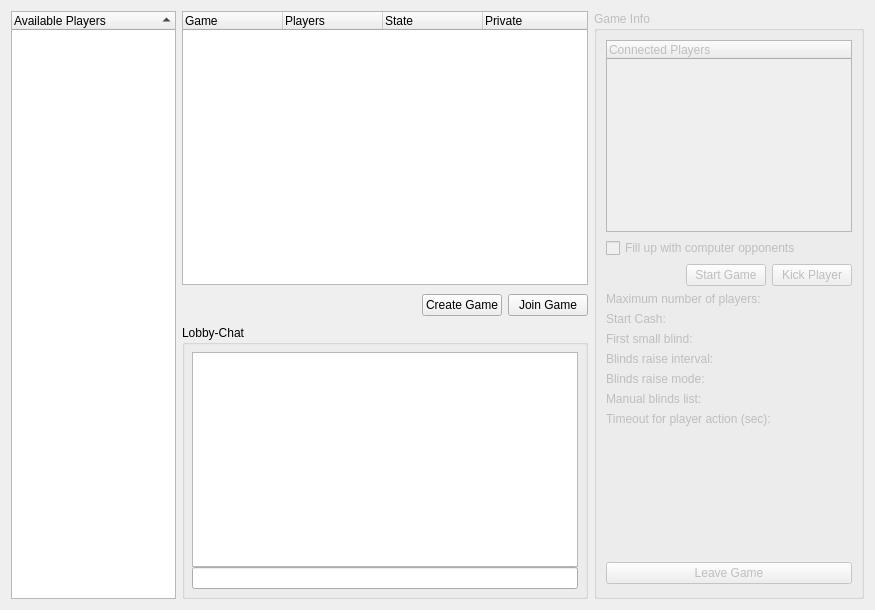
The window that src/gui/qt/gamelobbydialog.ui (pokerth/pokerth) describes before a commit, drawn with Qt 5.
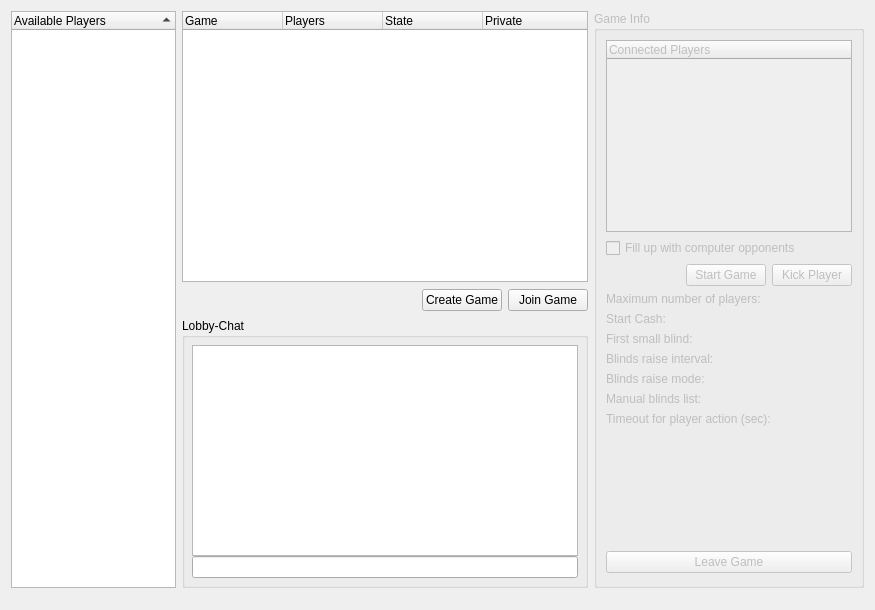
The same window after the commit.

Patch:
```diff
--- a/src/gui/qt/gamelobbydialog.ui
+++ b/src/gui/qt/gamelobbydialog.ui
@@ -13,6 +13,12 @@
    <string>Internet Game Lobby</string>
   </property>
   <layout class="QGridLayout" >
+   <property name="bottomMargin" >
+    <number>4</number>
+   </property>
+   <property name="verticalSpacing" >
+    <number>4</number>
+   </property>
    <item rowspan="3" row="0" column="0" >
     <widget class="QTreeWidget" name="treeWidget_NickList" >
      <property name="sizePolicy" >
@@ -459,6 +465,44 @@
      </layout>
     </widget>
    </item>
+   <item row="3" column="0" colspan="3" >
+    <layout class="QHBoxLayout" >
+     <item>
+      <widget class="QLabel" name="label_connectedPlayersCounter" >
+       <property name="text" >
+        <string/>
+       </property>
+      </widget>
+     </item>
+     <item>
+      <widget class="QLabel" name="label_nickListCounter" >
+       <property name="text" >
+        <string/>
+       </property>
+      </widget>
+     </item>
+     <item>
+      <widget class="QLabel" name="label_runningGamesCounter" >
+       <property name="text" >
+        <string/>
+       </property>
+      </widget>
+     </item>
+     <item>
+      <widget class="QLabel" name="label_openGamesCounter" >
+       <property name="sizePolicy" >
+        <sizepolicy vsizetype="Preferred" hsizetype="MinimumExpanding" >
+         <horstretch>0</horstretch>
+         <verstretch>0</verstretch>
+        </sizepolicy>
+       </property>
+       <property name="text" >
+        <string/>
+       </property>
+      </widget>
+     </item>
+    </layout>
+   </item>
   </layout>
  </widget>
  <tabstops>
```
